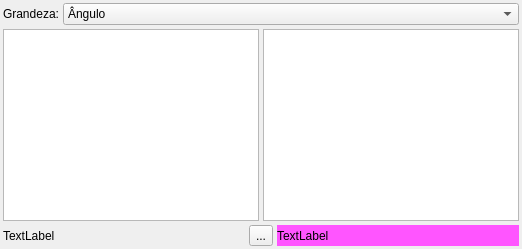
Before: the Qt Designer form xcalcs/ui/converter.ui in xgvargas/xcalcs, drawn with Qt 5.
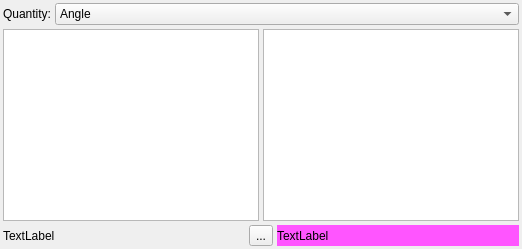
After: the same form once the commit is applied.

What changed in the file:
```diff
--- a/xcalcs/ui/converter.ui
+++ b/xcalcs/ui/converter.ui
@@ -28,7 +28,7 @@
      <item>
       <widget class="QLabel" name="label_3">
        <property name="text">
-        <string>Grandeza:</string>
+        <string>Quantity:</string>
        </property>
       </widget>
      </item>
@@ -45,7 +45,7 @@
        </property>
        <item>
         <property name="text">
-         <string>Ângulo</string>
+         <string>Angle</string>
         </property>
        </item>
        <item>
```
Left out of the diff: 24 changed lines with no effect on the pictures.
